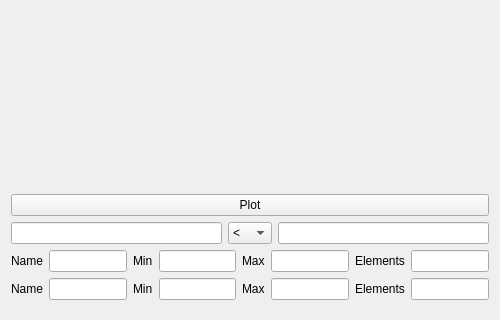
Before: the Qt Designer form bareminimumplotter.ui in xpcoffee/plotus, drawn with Qt 5; both pictures show x 0 to 500 and y 330 to 650 of the 500 by 650 pixel window.
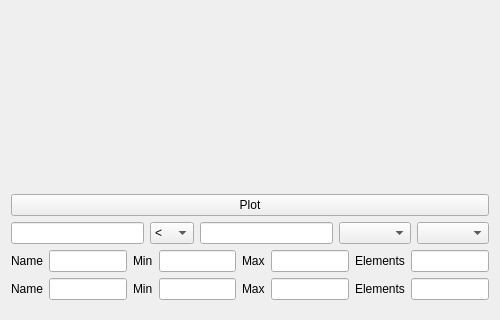
After: the same form once the commit is applied. Custom widgets are drawn as their Qt base class.

Commit message: added field checking and formatting. ln(x) breaking when x = 0. started to add colour picker and shape picker to inequality GUI.

Patch:
```diff
--- a/bareminimumplotter.ui
+++ b/bareminimumplotter.ui
@@ -114,6 +114,12 @@
       <item>
        <widget class="QLineEdit" name="lineEditInequalityRight"/>
       </item>
+      <item>
+       <widget class="QComboBox" name="comboBoxShape"/>
+      </item>
+      <item>
+       <widget class="QComboBox" name="comboBoxColor"/>
+      </item>
      </layout>
     </item>
     <item row="4" column="0">
```
The commit also changes 4 other files.
